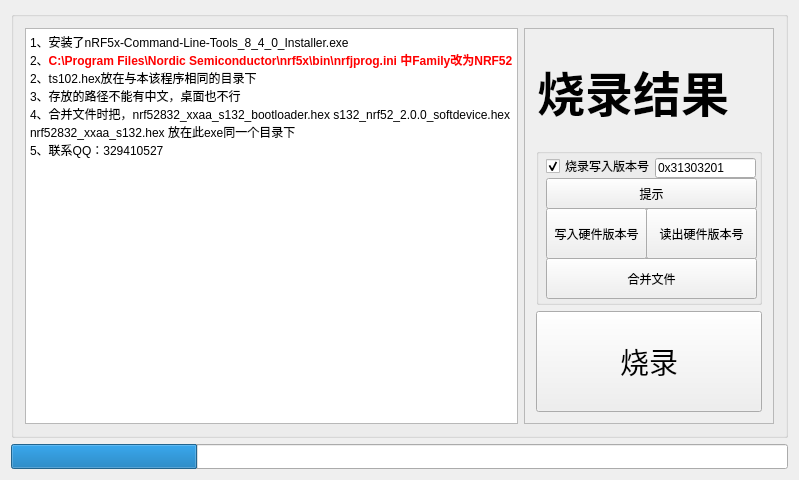
weiqifa0/nodicprogramming, file NodicProgram/mainwindow.ui: the form before one commit.
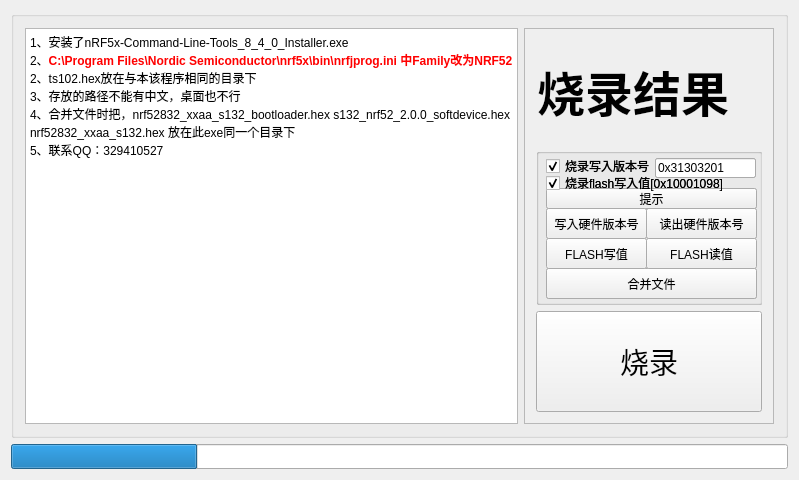
The form after the commit.

Commit message: [问题描述]:增加写入一个flash用来做广播判断 [评审人]:韦启发 	modified:   NodicProgram.exe 	modified:   NodicProgram/NodicProgram.pro 	modified:   NodicProgram/NodicProgram.pro.user 	modified:   NodicProgram/main.cpp 	modified:   NodicProgram/mainwindow.cpp 	modified:   NodicProgram/mainwindow.h 	modified:   NodicProgram/mainwindow.ui 	new file:   NodicProgram1.4.exe 	new file:   NodicProgram1.5.exe 	modified:   macAdress.txt

Patch:
```diff
--- a/NodicProgram/mainwindow.ui
+++ b/NodicProgram/mainwindow.ui
@@ -160,7 +160,7 @@
                 <x>110</x>
                 <y>60</y>
                 <width>111</width>
-                <height>51</height>
+                <height>31</height>
                </rect>
               </property>
               <property name="text">
@@ -171,9 +171,9 @@
               <property name="geometry">
                <rect>
                 <x>10</x>
-                <y>110</y>
+                <y>120</y>
                 <width>211</width>
-                <height>41</height>
+                <height>31</height>
                </rect>
               </property>
               <property name="sizePolicy">
@@ -203,13 +203,13 @@
               <property name="geometry">
                <rect>
                 <x>10</x>
-                <y>30</y>
+                <y>40</y>
                 <width>211</width>
-                <height>31</height>
+                <height>21</height>
                </rect>
               </property>
               <property name="text">
-               <string>提示</string>
+               <string>Clear</string>
               </property>
              </widget>
              <widget class="QPushButton" name="writeHButton">
@@ -218,13 +218,183 @@
                 <x>10</x>
                 <y>60</y>
                 <width>101</width>
-                <height>51</height>
+                <height>31</height>
                </rect>
               </property>
               <property name="text">
                <string>写入硬件版本号</string>
               </property>
              </widget>
+             <widget class="QCheckBox" name="checkBox_2">
+              <property name="geometry">
+               <rect>
+                <x>10</x>
+                <y>27</y>
+                <width>201</width>
+                <height>16</height>
+               </rect>
+              </property>
+              <property name="text">
+               <string>烧录flash写入值[0x10001098]</string>
+              </property>
+              <property name="checked">
+               <bool>true</bool>
+              </property>
+             </widget>
+             <widget class="QGroupBox" name="groupBox_5">
+              <property name="geometry">
+               <rect>
+                <x>0</x>
+                <y>0</y>
+                <width>230</width>
+                <height>157</height>
+               </rect>
+              </property>
+              <property name="sizePolicy">
+               <sizepolicy hsizetype="Minimum" vsizetype="Fixed">
+                <horstretch>0</horstretch>
+                <verstretch>0</verstretch>
+               </sizepolicy>
+              </property>
+              <property name="minimumSize">
+               <size>
+                <width>0</width>
+                <height>157</height>
+               </size>
+              </property>
+              <property name="title">
+               <string/>
+              </property>
+              <widget class="QCheckBox" name="checkBox_3">
+               <property name="geometry">
+                <rect>
+                 <x>10</x>
+                 <y>10</y>
+                 <width>111</width>
+                 <height>16</height>
+                </rect>
+               </property>
+               <property name="text">
+                <string>烧录写入版本号</string>
+               </property>
+               <property name="checked">
+                <bool>true</bool>
+               </property>
+              </widget>
+              <widget class="QPushButton" name="readHButton_2">
+               <property name="geometry">
+                <rect>
+                 <x>110</x>
+                 <y>60</y>
+                 <width>111</width>
+                 <height>31</height>
+                </rect>
+               </property>
+               <property name="text">
+                <string>读出硬件版本号</string>
+               </property>
+              </widget>
+              <widget class="QPushButton" name="pushButton_4">
+               <property name="geometry">
+                <rect>
+                 <x>10</x>
+                 <y>120</y>
+                 <width>211</width>
+                 <height>31</height>
+                </rect>
+               </property>
+               <property name="sizePolicy">
+                <sizepolicy hsizetype="Minimum" vsizetype="Maximum">
+                 <horstretch>0</horstretch>
+                 <verstretch>0</verstretch>
+                </sizepolicy>
+               </property>
+               <property name="text">
+                <string>合并文件</string>
+               </property>
+              </widget>
+              <widget class="QLineEdit" name="lineEdit_2">
+               <property name="geometry">
+                <rect>
+                 <x>119</x>
+                 <y>10</y>
+                 <width>101</width>
+                 <height>20</height>
+                </rect>
+               </property>
+               <property name="text">
+                <string>0x31303201</string>
+               </property>
+              </widget>
+              <widget class="QPushButton" name="pushButton_5">
+               <property name="geometry">
+                <rect>
+                 <x>10</x>
+                 <y>40</y>
+                 <width>211</width>
+                 <height>21</height>
+                </rect>
+               </property>
+               <property name="text">
+                <string>提示</string>
+               </property>
+              </widget>
+              <widget class="QPushButton" name="writeHButton_2">
+               <property name="geometry">
+                <rect>
+                 <x>10</x>
+                 <y>60</y>
+                 <width>101</width>
+                 <height>31</height>
+                </rect>
+               </property>
+               <property name="text">
+                <string>写入硬件版本号</string>
+               </property>
+              </widget>
+              <widget class="QCheckBox" name="checkBox_4">
+               <property name="geometry">
+                <rect>
+                 <x>10</x>
+                 <y>27</y>
+                 <width>201</width>
+                 <height>16</height>
+                </rect>
+               </property>
+               <property name="text">
+                <string>烧录flash写入值[0x10001098]</string>
+               </property>
+               <property name="checked">
+                <bool>true</bool>
+               </property>
+              </widget>
+              <widget class="QPushButton" name="writeHButton_3">
+               <property name="geometry">
+                <rect>
+                 <x>10</x>
+                 <y>90</y>
+                 <width>101</width>
+                 <height>31</height>
+                </rect>
+               </property>
+               <property name="text">
+                <string>FLASH写值</string>
+               </property>
+              </widget>
+              <widget class="QPushButton" name="readHButton_3">
+               <property name="geometry">
+                <rect>
+                 <x>110</x>
+                 <y>90</y>
+                 <width>111</width>
+                 <height>31</height>
+                </rect>
+               </property>
+               <property name="text">
+                <string>FLASH读值</string>
+               </property>
+              </widget>
+             </widget>
             </widget>
            </item>
            <item>
```
The commit also changes 9 other files.
